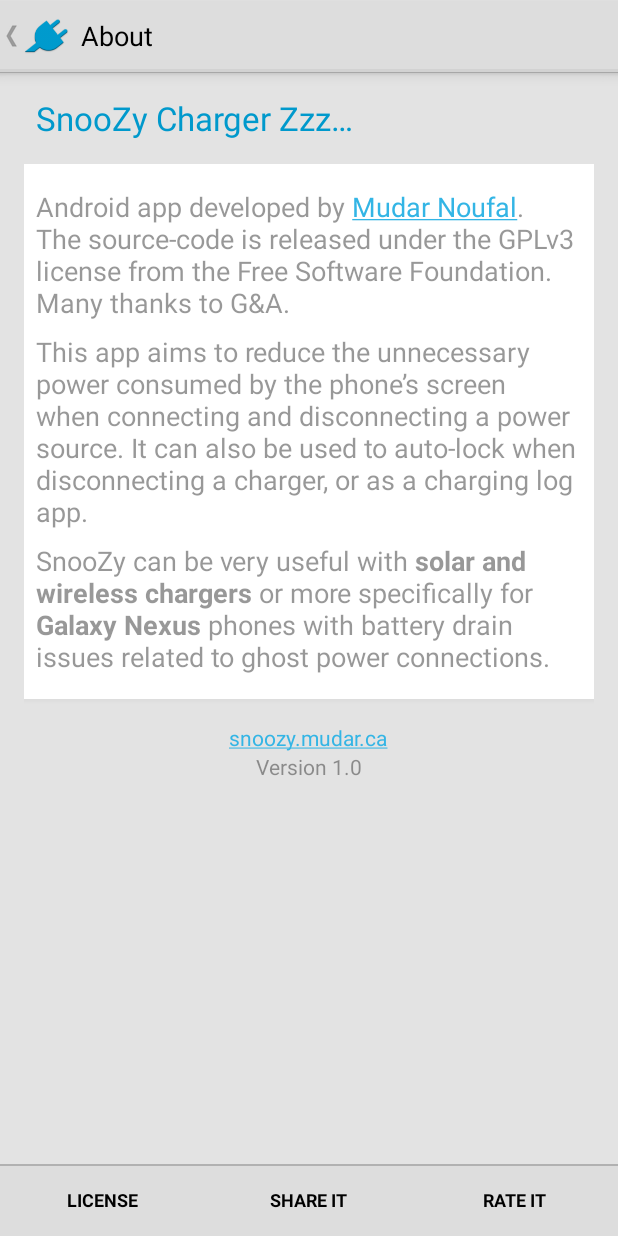
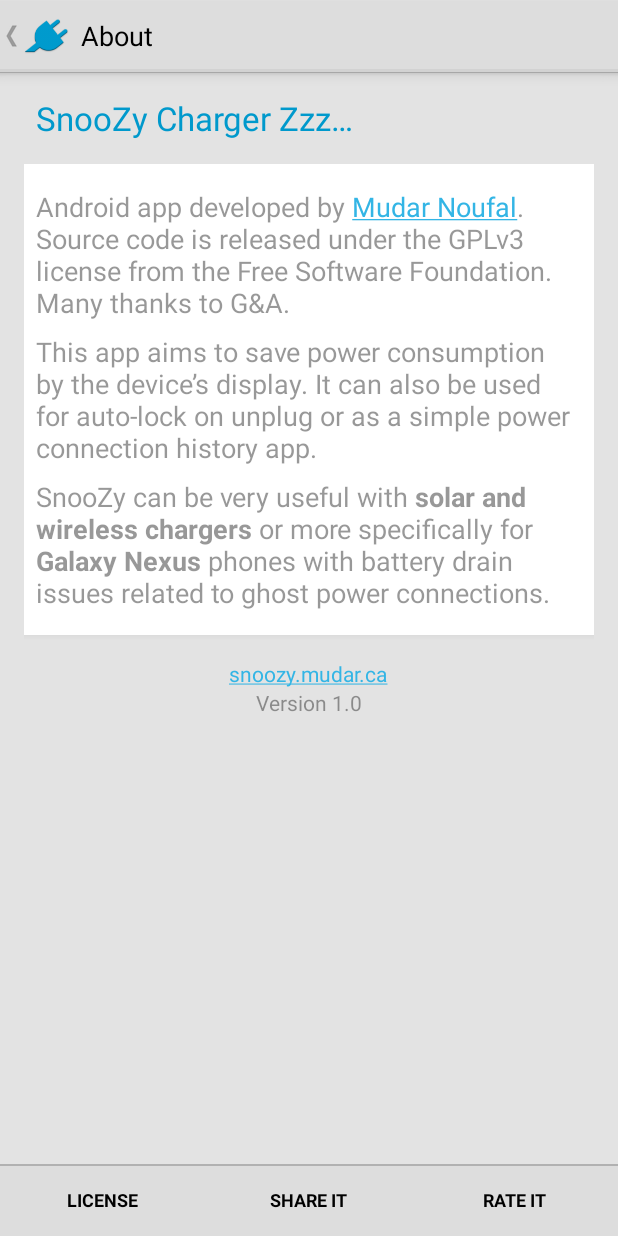
Before and after one commit to mudar/SnooZy, an Android app: the screen it shows after launch (AboutActivity), in the options menu, after a tap on "About", on a phone screen of 412 x 824 dp. Run offline under Robolectric (Android 15) with nearby library versions, the phone set to English and light mode, and no system bars; 1 statement that could not run was skipped.

Commit message:
Selective merge
Simplified language Aeyoun's English string updates pull request

```diff
--- a/AndroidStudio/SnooZyProject/SnooZy/src/main/res/values/strings.xml
+++ b/AndroidStudio/SnooZyProject/SnooZy/src/main/res/values/strings.xml
@@ -38,23 +38,23 @@
     <string name="action_rate">Rate it</string>
 
     <!--System-->
-    <string name="admin_device_extra_desc_text">The app needs to be authorized as a Device administrator to control screen locking and power state.</string>
+    <string name="admin_device_extra_desc_text">The app needs to be authorized as a Device administrator to control screen lock…</string>
     <string name="admin_device_app_desc">Allow SnooZy Charger to lock the screen. Zzz…</string>
-    <string name="share_intent_title">Discover SnooZy Charger on the Google Play Store</string>
+    <string name="share_intent_title">Discover SnooZy Charger on Google Play</string>
 
     <!--Settings/Preferences-->
     <string name="prefs_breadcrumb">Settings</string>
-    <string name="prefs_category_advanced">Turn the screen off</string>
+    <string name="prefs_category_advanced">Turn off display</string>
     <string name="prefs_category_device_admin">Device Administration</string>
 
     <string name="prefs_is_enabled">Enable app</string>
     <string name="prefs_has_notifications_title">Notifications</string>
     <string name="prefs_has_sound_title">Play sound</string>
     <string name="prefs_has_vibration_title">Vibrate</string>
-    <string name="prefs_on_screen_lock_title">Only when already locked</string>
+    <string name="prefs_on_screen_lock_title">Locked screen only</string>
     <!--<string name="prefs_on_screen_lock_summary_on">Screen will not be turned off while you’re using the device.</string>-->
     <!--<string name="prefs_on_screen_lock_summary_off">Ignores screen lock status.</string>-->
-    <string name="prefs_on_power_loss_title">Only when disconnecting charger</string>
+    <string name="prefs_on_power_loss_title">Power loss only</string>
     <!--<string name="prefs_on_power_loss_summary_on">Screen will not be turned off on power connection.</string>-->
     <!--<string name="prefs_on_power_loss_summary_off">Ignores power connection status.</string>-->
 
@@ -65,13 +65,13 @@
     <string name="prefs_delay_slow">5 seconds</string>
 
     <string name="prefs_device_admin_title">Device administrators</string>
-    <string name="prefs_device_admin_summary_enabled">Manage device administrators. Useful if you intend to uninstall SnooZy.</string>
-    <string name="prefs_device_admin_summary_disabled">SnooZy is currently not a device administrator: The ccreen cannot be locked.</string>
+    <string name="prefs_device_admin_summary_enabled">Manage device administrators. Useful if you want to uninstall SnooZy</string>
+    <string name="prefs_device_admin_summary_disabled">SnooZy is currently not a device administrator: Screen cannot be locked</string>
 
     <!--Notifications-->
-    <string name="notify_content_title">Charger connection</string>
+    <string name="notify_content_title">Power connection</string>
     <string name="notify_content_text_single_on">External power was connected.</string>
-    <string name="notify_content_text_single_off">External power was disconnected.</string>
+    <string name="notify_content_text_single_off">External power was removed.</string>
     <string name="notify_content_text_multi">Power was connected/disconnected.</string>
     <!--<string name="notify_big_content_title">Power connection details:</string>-->
 
@@ -87,13 +87,13 @@
 
 
     <!--History Header -->
-    <string name="history_header">Charger connection history</string>
+    <string name="history_header">Power connection history</string>
     <string name="history_header_timestamp">Time</string>
-    <string name="history_header_power_connection">Charging</string>
+    <string name="history_header_power_connection">Power</string>
     <string name="history_header_battery_level">Battery</string>
 
     <!--History Footer -->
-    <string name="history_footer_about">SnooZy runs in the background. On charger connection and disconnection, the app turns or keeps the screen off to save power.</string>
+    <string name="history_footer_about">SnooZy runs in the background. On power connection and disconnection, the app turns off the screen to save power.</string>
 
     <!--History ListFragmentItem -->
     <string name="history_item_power_connected">On</string>
@@ -105,8 +105,8 @@
     <string name="about_title">SnooZy Charger Zzz…</string>
     <string name="about_project_version">Version %s</string>
     <string name="about_footer_website"><a href="http://snoozy.mudar.ca/">snoozy.mudar.ca</a></string>
-    <string name="about_text_credits">Android app developed by <a href="http://www.mudar.ca/">Mudar Noufal</a>. The source-code is released under the GPLv3 license from the Free Software Foundation. Many thanks to G&amp;A.</string>
-    <string name="about_text_usage">This app aims to reduce the unnecessary power consumed by the phone’s screen when connecting and disconnecting a power source. It can also be used to auto-lock when disconnecting a charger, or as a charging log app.</string>
+    <string name="about_text_credits">Android app developed by <a href="http://www.mudar.ca/">Mudar Noufal</a>. Source code is released under the GPLv3 license from the Free Software Foundation. Many thanks to G&amp;A.</string>
+    <string name="about_text_usage">This app aims to save power consumption by the device’s display. It can also be used for auto-lock on unplug or as a simple power connection history app.</string>
     <string name="about_text_usage_extra"><![CDATA[SnooZy can be very useful with <b>solar and wireless chargers</b> or more specifically for <b>Galaxy Nexus</b> phones with battery drain issues related to ghost power connections.]]></string>
 
 </resources>
```
